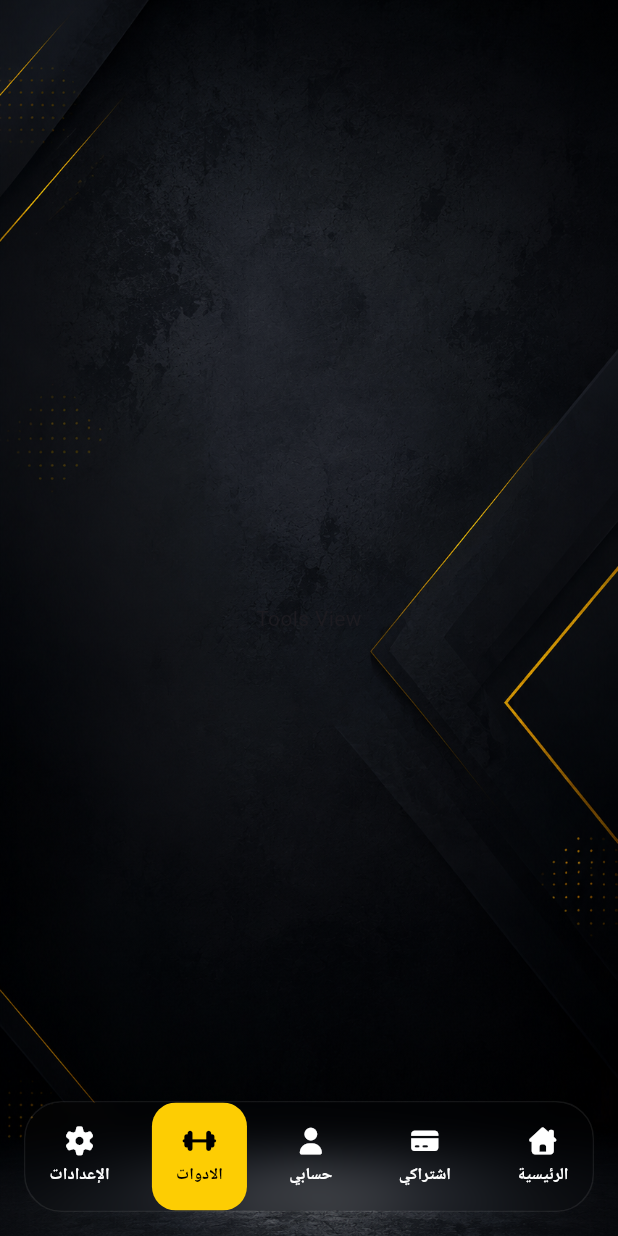
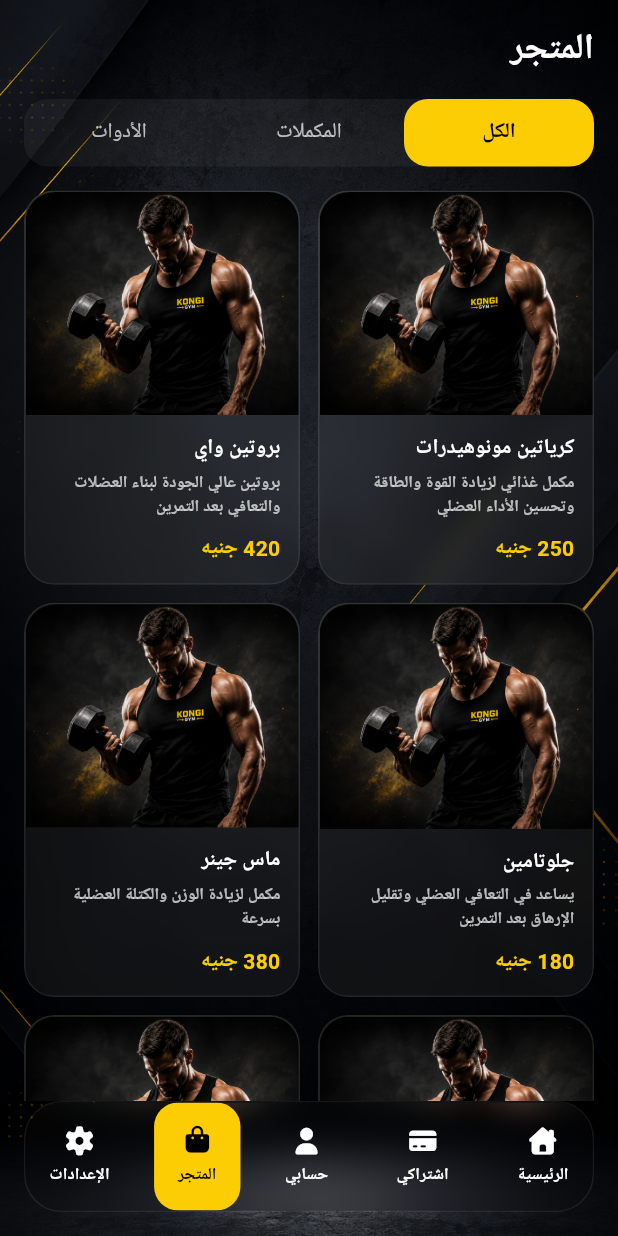
Before and after one commit to MuhammadDev01/gym_system, a Flutter app: the screen it shows after launch, item 2 of the bottom bar chosen, on a phone screen of 412 x 824 dp. Run offline on Flutter 3.47's test engine with Material 3 defaults, Android fonts, the phone set to English and light mode, and no system bars; our stand-ins replace flutter_bloc, font_awesome_flutter, gap, google_fonts, image_picker.

Commit message:
- design market view - add market cubit

```diff
--- /dev/null
+++ b/lib/features/market/cubit/market_cubit.dart
@@ -0,0 +1,124 @@
+import 'package:flutter_bloc/flutter_bloc.dart';
+import 'package:gym_management_app/core/utils/assets.dart';
+import 'package:gym_management_app/features/market/cubit/market_state.dart';
+import 'package:gym_management_app/features/market/data/market_item_model.dart';
+import 'package:gym_management_app/features/market/views/widgets/market_item_filter.dart';
+
+class MarketCubit extends Cubit<MarketState> {
+  MarketCubit() : super(MarketInitial()) {
+    _loadItems();
+  }
+
+  final List<MarketModel> _allItems = [
+    MarketModel(
+      id: '1',
+      name: 'كرياتين مونوهيدرات',
+      description: 'مكمل غذائي لزيادة القوة والطاقة وتحسين الأداء العضلي',
+      image: Assets.manHandADumbel,
+      price: 250,
+      type: ItemType.supplement,
+    ),
+    MarketModel(
+      id: '2',
+      name: 'بروتين واي',
+      description: 'بروتين عالي الجودة لبناء العضلات والتعافي بعد التمرين',
+      image: Assets.manHandADumbel,
+      price: 420,
+      type: ItemType.supplement,
+    ),
+    MarketModel(
+      id: '3',
+      name: 'جلوتامين',
+      description: 'يساعد في التعافي العضلي وتقليل الإرهاق بعد التمرين',
+      image: Assets.manHandADumbel,
+      price: 180,
+      type: ItemType.supplement,
+    ),
+    MarketModel(
+      id: '4',
+      name: 'ماس جينر',
+      description: 'مكمل لزيادة الوزن والكتلة العضلية بسرعة',
+      image: Assets.manHandADumbel,
+      price: 380,
+      type: ItemType.supplement,
+    ),
+    MarketModel(
+      id: '5',
+      name: 'حبل مقاومة',
+      description: 'حبل مطاطي متعدد المستويات لتقوية العضلات',
+      image: Assets.manHandADumbel,
+      price: 120,
+      type: ItemType.tool,
+    ),
+    MarketModel(
+      id: '6',
+      name: 'دمبل قابل للتعديل',
+      description: 'دمبل بوزن قابل للتعديل مناسب للتمارين المنزلية',
+      image: Assets.manHandADumbel,
+      price: 650,
+      type: ItemType.tool,
+    ),
+    MarketModel(
+      id: '7',
+      name: 'بار أتوميك',
+      description: 'بار حديد لتمارين الضغط والعضلة الثنائية والثلاثية',
+      image: Assets.manHandADumbel,
+      price: 200,
+      type: ItemType.tool,
+    ),
+    MarketModel(
+      id: '8',
+      name: 'زانة بار',
+      description: 'زانة بار أولمبية لتمارين رفع الأثقال',
+      image: Assets.manHandADumbel,
+      price: 850,
+      type: ItemType.tool,
+    ),
+    MarketModel(
+      id: '9',
+      name: 'تايمر توقيت',
+      description: 'ساعة توقيت للمطالعة والراحة بين الجولات',
+      image: Assets.manHandADumbel,
+      price: 90,
+      type: ItemType.tool,
+    ),
+    MarketModel(
+      id: '10',
+      name: 'قفازات جيم',
+      description: 'قفازات رياضية للحماية من التقرحات وتحسين القبضة',
+      image: Assets.manHandADumbel,
+      price: 150,
+      type: ItemType.tool,
+    ),
+    MarketModel(
+      id: '11',
+      name: 'علبة بروتين بار',
+      description: 'بار بروتين صحي عالي البروتين ومنخفض السكر',
+      image: Assets.manHandADumbel,
+      price: 75,
+      type: ItemType.supplement,
+    ),
+  ];
+
+  FilterType selectedFilter = FilterType.all;
+  List<MarketModel> filteredItems = [];
+
+  void _loadItems() {
+    filteredItems = List.from(_allItems);
+    emit(MarketLoaded());
+  }
+
+  void filterByType(FilterType filter) {
+    selectedFilter = filter;
+    if (filter == FilterType.all) {
+      filteredItems = List.from(_allItems);
+    } else {
+      filteredItems = _allItems.where((item) {
+        return filter == FilterType.tools
+            ? item.type == ItemType.tool
+            : item.type == ItemType.supplement;
+      }).toList();
+    }
+    emit(MarketLoaded());
+  }
+}
--- /dev/null
+++ b/lib/features/market/cubit/market_state.dart
@@ -0,0 +1,8 @@
+import 'package:flutter/material.dart';
+
+@immutable
+sealed class MarketState {}
+
+final class MarketInitial extends MarketState {}
+
+final class MarketLoaded extends MarketState {}
--- /dev/null
+++ b/lib/features/market/data/market_item_model.dart
@@ -0,0 +1,19 @@
+class MarketModel {
+  final String id;
+  final String name;
+  final String description;
+  final String image;
+  final int price;
+  final ItemType type;
+
+  MarketModel({
+    required this.id,
+    required this.name,
+    required this.description,
+    required this.image,
+    required this.price,
+    required this.type,
+  });
+}
+
+enum ItemType { supplement, tool }
--- /dev/null
+++ b/lib/features/market/views/market_view.dart
@@ -0,0 +1,57 @@
+import 'package:flutter/material.dart';
+import 'package:flutter_bloc/flutter_bloc.dart';
+import 'package:gap/gap.dart';
+import 'package:gym_management_app/core/components/custom_text.dart';
+import 'package:gym_management_app/features/market/cubit/market_cubit.dart';
+import 'package:gym_management_app/features/market/cubit/market_state.dart';
+import 'package:gym_management_app/features/market/views/widgets/market_item.dart';
+import 'package:gym_management_app/features/market/views/widgets/market_item_filter.dart';
+
+class MarketView extends StatelessWidget {
+  const MarketView({super.key});
+
+  @override
+  Widget build(BuildContext context) {
+    return SafeArea(
+      child: SingleChildScrollView(
+        padding: const EdgeInsets.all(16),
+        child: Column(
+          crossAxisAlignment: CrossAxisAlignment.start,
+          children: [
+            const CustomText(text: 'المتجر', fontSize: 24),
+            const Gap(16),
+            BlocBuilder<MarketCubit, MarketState>(
+              builder: (context, state) {
+                final cubit = context.read<MarketCubit>();
+                return Column(
+                  children: [
+                    ItemFilter(
+                      selectedFilter: cubit.selectedFilter,
+                      onFilterChanged: (filter) => cubit.filterByType(filter),
+                    ),
+                    const Gap(16),
+                    GridView.builder(
+                      shrinkWrap: true,
+                      physics: const NeverScrollableScrollPhysics(),
+                      gridDelegate:
+                          const SliverGridDelegateWithFixedCrossAxisCount(
+                            crossAxisCount: 2,
+                            childAspectRatio: 0.7,
+                            crossAxisSpacing: 12,
+                            mainAxisSpacing: 12,
+                          ),
+                      itemCount: cubit.filteredItems.length,
+                      itemBuilder: (context, index) {
+                        return MarketItem(item: cubit.filteredItems[index]);
+                      },
+                    ),
+                  ],
+                );
+              },
+            ),
+          ],
+        ),
+      ),
+    );
+  }
+}
--- /dev/null
+++ b/lib/features/market/views/widgets/market_item.dart
@@ -0,0 +1,96 @@
+import 'dart:ui';
+
+import 'package:flutter/material.dart';
+import 'package:gap/gap.dart';
+import 'package:gym_management_app/core/components/custom_text.dart';
+import 'package:gym_management_app/core/theme/colors_app.dart';
+import 'package:gym_management_app/core/utils/assets.dart';
+import 'package:gym_management_app/features/market/data/market_item_model.dart';
+
+class MarketItem extends StatelessWidget {
+  const MarketItem({super.key, required this.item});
+  final MarketModel item;
+
+  @override
+  Widget build(BuildContext context) {
+    return ClipRRect(
+      borderRadius: BorderRadius.circular(20),
+      child: BackdropFilter(
+        filter: ImageFilter.blur(sigmaX: 8, sigmaY: 8),
+
+        child: Container(
+          decoration: BoxDecoration(
+            color: Colors.white.withValues(alpha: .05),
+            borderRadius: BorderRadius.circular(20),
+            border: Border.all(color: Colors.white.withValues(alpha: .08)),
+          ),
+          child: Column(
+            crossAxisAlignment: CrossAxisAlignment.start,
+            children: [
+              Expanded(
+                child: ClipRRect(
+                  borderRadius: const BorderRadius.vertical(
+                    top: Radius.circular(20),
+                  ),
+                  child: Container(
+                    width: double.infinity,
+                    decoration: _containerDecoration(),
+                    child: Center(
+                      child: Image.asset(
+                        Assets.manHandADumbel,
+                        height: double.infinity,
+                        fit: BoxFit.cover,
+                      ),
+                    ),
+                  ),
+                ),
+              ),
+
+              //market item details
+              Padding(
+                padding: const EdgeInsets.all(12),
+                child: Column(
+                  crossAxisAlignment: CrossAxisAlignment.start,
+                  children: [
+                    CustomText(text: item.name, fontSize: 14),
+                    const Gap(4),
+                    CustomText(
+                      text: item.description,
+                      fontSize: 11,
+                      color: Colors.white70,
+                    ),
+                    const Gap(10),
+                    Row(
+                      children: [
+                        Expanded(
+                          child: CustomText(
+                            text: "${item.price} جنيه",
+                            fontSize: 14,
+                            color: ColorsApp.gold,
+                          ),
+                        ),
+                      ],
+                    ),
+                  ],
+                ),
+              ),
+            ],
+          ),
+        ),
+      ),
+    );
+  }
+
+  BoxDecoration _containerDecoration() {
+    return BoxDecoration(
+      gradient: LinearGradient(
+        begin: Alignment.topLeft,
+        end: Alignment.bottomRight,
+        colors: [
+          ColorsApp.gold.withValues(alpha: .2),
+          ColorsApp.gold.withValues(alpha: .05),
+        ],
+      ),
+    );
+  }
+}
--- /dev/null
+++ b/lib/features/market/views/widgets/market_item_filter.dart
@@ -0,0 +1,86 @@
+import 'package:flutter/material.dart';
+import 'package:gym_management_app/core/theme/colors_app.dart';
+
+class ItemFilter extends StatelessWidget {
+  const ItemFilter({
+    super.key,
+    this.selectedFilter = FilterType.all,
+    this.onFilterChanged,
+  });
+  final FilterType selectedFilter;
+  final void Function(FilterType)? onFilterChanged;
+
+  @override
+  Widget build(BuildContext context) {
+    return Container(
+      height: 45,
+      decoration: BoxDecoration(
+        color: Colors.white.withValues(alpha: .05),
+        borderRadius: BorderRadius.circular(16),
+      ),
+      child: Row(
+        children: [
+          Expanded(
+            child: _FilterButton(
+              title: "الكل",
+              selected: selectedFilter == FilterType.all,
+              onTap: () => onFilterChanged?.call(FilterType.all),
+            ),
+          ),
+          Expanded(
+            child: _FilterButton(
+              title: "المكملات",
+              selected: selectedFilter == FilterType.supplements,
+              onTap: () => onFilterChanged?.call(FilterType.supplements),
+            ),
+          ),
+          Expanded(
+            child: _FilterButton(
+              title: "الأدوات",
+              selected: selectedFilter == FilterType.tools,
+              onTap: () => onFilterChanged?.call(FilterType.tools),
+            ),
+          ),
+        ],
+      ),
+    );
+  }
+}
+
+enum FilterType { all, supplements, tools }
+
+class _FilterButton extends StatelessWidget {
+  const _FilterButton({
+    required this.title,
+    required this.selected,
+    this.onTap,
+  });
+  final String title;
+  final bool selected;
+  final VoidCallback? onTap;
+
+  @override
+  Widget build(BuildContext context) {
+    return GestureDetector(
+      onTap: onTap,
+      child: AnimatedContainer(
+        duration: const Duration(milliseconds: 250),
+        height: 45,
+        decoration: BoxDecoration(
+          color: selected ? ColorsApp.gold : Colors.transparent,
+          borderRadius: BorderRadius.circular(16),
+        ),
+        child: Center(
+          child: Text(
+            title,
+            style: TextStyle(
+              color: selected ? Colors.black : Colors.white70,
+              fontWeight: selected ? FontWeight.bold : FontWeight.normal,
+              fontSize: 14,
+            ),
+          ),
+        ),
+      ),
+    );
+  }
+}
--- a/lib/features/profile/views/widgets/profile_header.dart
+++ b/lib/features/profile/views/widgets/profile_header.dart
@@ -1,5 +1,3 @@
-import 'dart:io';
-
 import 'package:flutter/material.dart';
 import 'package:flutter_bloc/flutter_bloc.dart';
 import 'package:gap/gap.dart';
--- a/lib/features/root/views/root_view.dart
+++ b/lib/features/root/views/root_view.dart
@@ -2,7 +2,7 @@ import 'package:flutter/material.dart';
 import 'package:flutter_bloc/flutter_bloc.dart';
 import 'package:gym_management_app/core/utils/assets.dart';
 import 'package:gym_management_app/features/home/views/home_view.dart';
-import 'package:gym_management_app/features/tools/views/tools_view.dart';
+import 'package:gym_management_app/features/market/views/market_view.dart';
 import 'package:gym_management_app/features/profile/views/profile_view.dart';
 import 'package:gym_management_app/features/root/cubit/root_cubit.dart';
 import 'package:gym_management_app/features/root/views/widgets/custom_nav_bar.dart';
@@ -18,7 +18,7 @@ class RootView extends StatelessWidget {
       HomeView(),
       SubscriptionView(),
       ProfileView(),
-      ToolsView(),
+      MarketView(),
       SettingsView(),
     ];
 
--- a/lib/features/root/views/widgets/custom_nav_bar.dart
+++ b/lib/features/root/views/widgets/custom_nav_bar.dart
@@ -44,8 +44,8 @@ class CustomNavBar extends StatelessWidget {
 
               _navItem(
                 index: 3,
-                icon: FontAwesomeIcons.dumbbell,
-                label: 'الادوات',
+                icon: FontAwesomeIcons.bagShopping,
+                label: 'المتجر',
                 context,
               ),
 
--- a/lib/features/tools/views/tools_view.dart
+++ /dev/null
@@ -1,10 +0,0 @@
-import 'package:flutter/material.dart';
-
-class ToolsView extends StatelessWidget {
-  const ToolsView({super.key});
-
-  @override
-  Widget build(BuildContext context) {
-    return Center(child: Text('Tools View'));
-  }
-}
--- a/lib/main.dart
+++ b/lib/main.dart
@@ -1,6 +1,7 @@
 import 'package:flutter/material.dart';
 import 'package:flutter_bloc/flutter_bloc.dart';
 import 'package:gym_management_app/core/theme/theme_app.dart';
+import 'package:gym_management_app/features/market/cubit/market_cubit.dart';
 import 'package:gym_management_app/features/profile/cubit/profile_cubit.dart';
 import 'package:gym_management_app/features/root/cubit/root_cubit.dart';
 import 'package:gym_management_app/features/root/views/root_view.dart';
@@ -18,6 +19,7 @@ class GymSystemApp extends StatelessWidget {
       providers: [
         BlocProvider(create: (context) => RootCubit()),
         BlocProvider(create: (context) => ProfileCubit()),
+        BlocProvider(create: (context) => MarketCubit()),
       ],
       child: MaterialApp(
         debugShowCheckedModeBanner: false,
```
